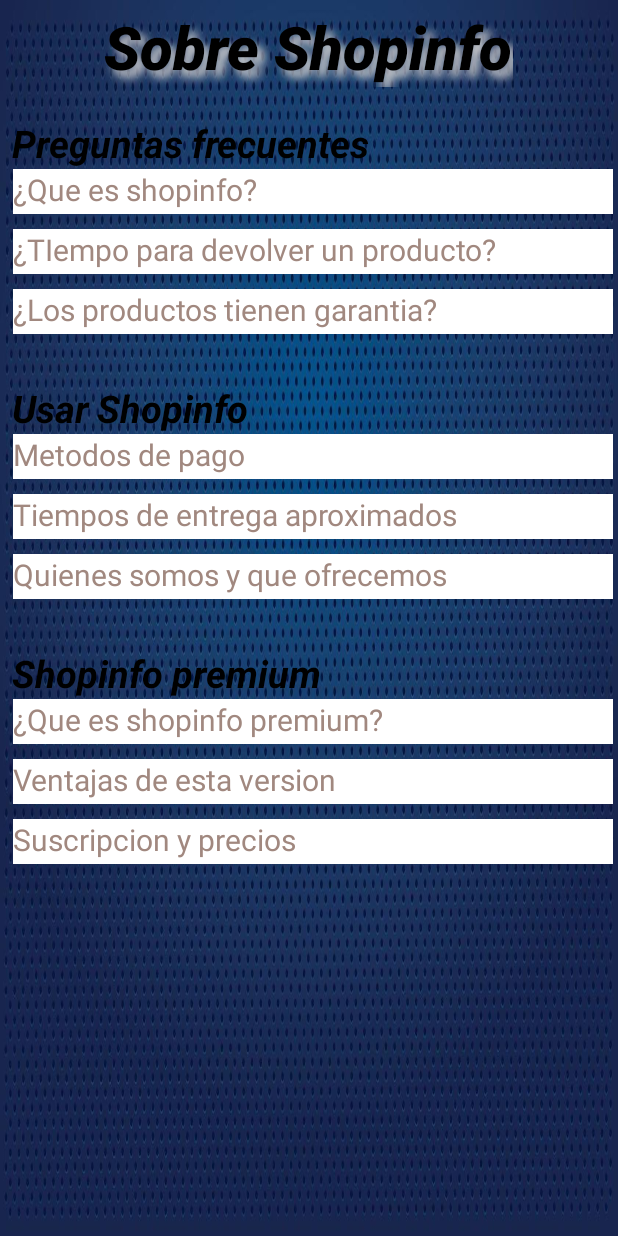
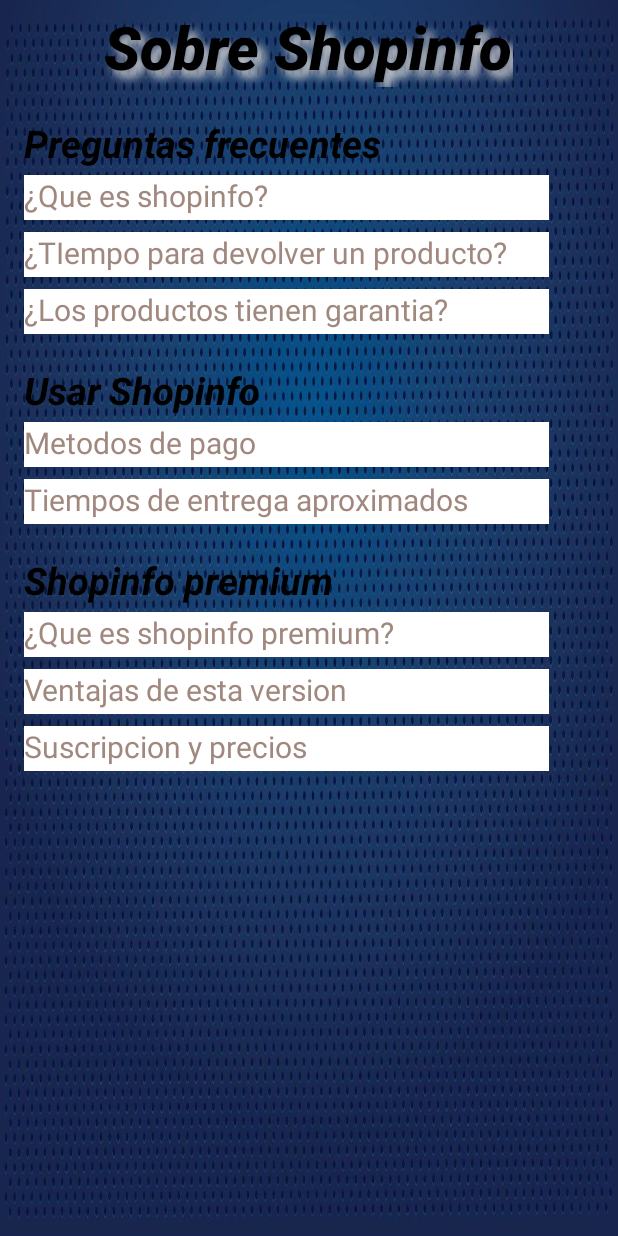
Before and after one commit to bucce2002/Proyecto_Tienda_Android, an Android app: the layout activity_ayuda.xml on its own in the app's theme, with its tools: preview values and no code run, on a phone screen of 412 x 824 dp. Run offline under Robolectric (Android 15) with nearby library versions, the phone set to English and light mode, and no system bars.

```diff
--- a/app/src/main/AndroidManifest.xml
+++ b/app/src/main/AndroidManifest.xml
@@ -13,7 +13,7 @@
         android:theme="@style/Theme.Proyecto_Android_Tienda_Informatica"
         android:usesCleartextTraffic="true">
         <activity
-            android:name=".AyudaActivity"
+            android:name=".LoginActivity"
             android:exported="false" />
         <activity
             android:name=".RegistroActivity"
@@ -22,7 +22,7 @@
             android:name=".PrincipalActivity"
             android:exported="true" />
         <activity
-            android:name=".LoginActivity"
+            android:name=".AyudaActivity"
             android:exported="true"
             android:theme="@style/splashTheme">
             <intent-filter>
--- a/app/src/main/res/layout/activity_ayuda.xml
+++ b/app/src/main/res/layout/activity_ayuda.xml
@@ -30,7 +30,7 @@
         android:id="@+id/textView2"
         android:layout_width="wrap_content"
         android:layout_height="wrap_content"
-        android:layout_marginStart="8dp"
+        android:layout_marginStart="16dp"
         android:layout_marginTop="20dp"
         android:text="@string/preguntas_frecuentes"
         android:textColor="#000000"
@@ -42,9 +42,10 @@
 
     <TextView
         android:id="@+id/textView3"
-        android:layout_width="400dp"
+        android:layout_width="350dp"
         android:layout_height="30dp"
         android:layout_marginStart="10dp"
+        android:layout_marginTop="4dp"
         android:layout_marginEnd="5dp"
         android:background="@color/white"
         android:hint="@string/que_es_shopinfo"
@@ -52,15 +53,16 @@
         android:textColorHint="#A1887F"
         android:textSize="20sp"
         app:layout_constraintEnd_toEndOf="parent"
+        app:layout_constraintHorizontal_bias="0.13"
         app:layout_constraintStart_toStartOf="parent"
         app:layout_constraintTop_toBottomOf="@+id/textView2" />
 
     <TextView
         android:id="@+id/textView4"
-        android:layout_width="400dp"
+        android:layout_width="350dp"
         android:layout_height="30dp"
         android:layout_marginStart="10dp"
-        android:layout_marginTop="10dp"
+        android:layout_marginTop="8dp"
         android:layout_marginEnd="5dp"
         android:background="@color/white"
         android:hint="@string/tiempo_para_devolver_un_producto"
@@ -68,15 +70,16 @@
         android:textColorHint="#A1887F"
         android:textSize="20sp"
         app:layout_constraintEnd_toEndOf="parent"
+        app:layout_constraintHorizontal_bias="0.13"
         app:layout_constraintStart_toStartOf="parent"
         app:layout_constraintTop_toBottomOf="@+id/textView3" />
 
     <TextView
         android:id="@+id/textView5"
-        android:layout_width="400dp"
+        android:layout_width="350dp"
         android:layout_height="30dp"
         android:layout_marginStart="10dp"
-        android:layout_marginTop="10dp"
+        android:layout_marginTop="8dp"
         android:layout_marginEnd="5dp"
         android:background="@color/white"
         android:hint="@string/los_productos_tienen_garantia"
@@ -84,6 +87,7 @@
         android:textColorHint="#A1887F"
         android:textSize="20sp"
         app:layout_constraintEnd_toEndOf="parent"
+        app:layout_constraintHorizontal_bias="0.13"
         app:layout_constraintStart_toStartOf="parent"
         app:layout_constraintTop_toBottomOf="@+id/textView4" />
 
@@ -91,8 +95,8 @@
         android:id="@+id/textView6"
         android:layout_width="wrap_content"
         android:layout_height="wrap_content"
-        android:layout_marginStart="8dp"
-        android:layout_marginTop="32dp"
+        android:layout_marginStart="16dp"
+        android:layout_marginTop="20dp"
         android:text="@string/usar_shopinfo"
         android:textColor="#000000"
         android:textSize="25sp"
@@ -103,9 +107,10 @@
 
     <TextView
         android:id="@+id/textView7"
-        android:layout_width="400dp"
+        android:layout_width="350dp"
         android:layout_height="30dp"
         android:layout_marginStart="10dp"
+        android:layout_marginTop="4dp"
         android:layout_marginEnd="5dp"
         android:background="@color/white"
         android:hint="@string/metodos_de_pago"
@@ -113,15 +118,16 @@
         android:textColorHint="#A1887F"
         android:textSize="20sp"
         app:layout_constraintEnd_toEndOf="parent"
+        app:layout_constraintHorizontal_bias="0.13"
         app:layout_constraintStart_toStartOf="parent"
         app:layout_constraintTop_toBottomOf="@+id/textView6" />
 
     <TextView
         android:id="@+id/textView8"
-        android:layout_width="400dp"
+        android:layout_width="350dp"
         android:layout_height="30dp"
         android:layout_marginStart="10dp"
-        android:layout_marginTop="10dp"
+        android:layout_marginTop="8dp"
         android:layout_marginEnd="5dp"
         android:background="@color/white"
         android:hint="@string/tiempos_de_entrega_aproximados"
@@ -129,44 +135,30 @@
         android:textColorHint="#A1887F"
         android:textSize="20sp"
         app:layout_constraintEnd_toEndOf="parent"
+        app:layout_constraintHorizontal_bias="0.13"
         app:layout_constraintStart_toStartOf="parent"
         app:layout_constraintTop_toBottomOf="@+id/textView7" />
-
-    <TextView
-        android:id="@+id/textView9"
-        android:layout_width="400dp"
-        android:layout_height="30dp"
-        android:layout_marginStart="10dp"
-        android:layout_marginTop="10dp"
-        android:layout_marginEnd="5dp"
-        android:background="@color/white"
-        android:hint="@string/quienes_somos_y_que_ofrecemos"
-        android:textAlignment="textStart"
-        android:textColorHint="#A1887F"
-        android:textSize="20sp"
-        app:layout_constraintEnd_toEndOf="parent"
-        app:layout_constraintStart_toStartOf="parent"
-        app:layout_constraintTop_toBottomOf="@+id/textView8" />
 
     <TextView
         android:id="@+id/textView10"
         android:layout_width="wrap_content"
         android:layout_height="wrap_content"
-        android:layout_marginStart="8dp"
-        android:layout_marginTop="32dp"
+        android:layout_marginStart="16dp"
+        android:layout_marginTop="20dp"
         android:text="@string/shopinfo_premium"
         android:textColor="#000000"
         android:textSize="25sp"
         android:textStyle="bold|italic"
         app:layout_constraintStart_toStartOf="parent"
-        app:layout_constraintTop_toBottomOf="@+id/textView9"
+        app:layout_constraintTop_toBottomOf="@+id/textView8"
         tools:ignore="TextContrastCheck" />
 
     <TextView
         android:id="@+id/textView11"
-        android:layout_width="400dp"
+        android:layout_width="350dp"
         android:layout_height="30dp"
         android:layout_marginStart="10dp"
+        android:layout_marginTop="4dp"
         android:layout_marginEnd="5dp"
         android:background="@color/white"
         android:hint="@string/que_es_shopinfo_premium"
@@ -174,15 +166,16 @@
         android:textColorHint="#A1887F"
         android:textSize="20sp"
         app:layout_constraintEnd_toEndOf="parent"
+        app:layout_constraintHorizontal_bias="0.13"
         app:layout_constraintStart_toStartOf="parent"
         app:layout_constraintTop_toBottomOf="@+id/textView10" />
 
     <TextView
         android:id="@+id/textView12"
-        android:layout_width="400dp"
+        android:layout_width="350dp"
         android:layout_height="30dp"
         android:layout_marginStart="10dp"
-        android:layout_marginTop="10dp"
+        android:layout_marginTop="8dp"
         android:layout_marginEnd="5dp"
         android:background="@color/white"
         android:hint="@string/ventajas_de_esta_version"
@@ -190,15 +183,16 @@
         android:textColorHint="#A1887F"
         android:textSize="20sp"
         app:layout_constraintEnd_toEndOf="parent"
+        app:layout_constraintHorizontal_bias="0.13"
         app:layout_constraintStart_toStartOf="parent"
         app:layout_constraintTop_toBottomOf="@+id/textView11" />
 
     <TextView
         android:id="@+id/textView13"
-        android:layout_width="400dp"
+        android:layout_width="350dp"
         android:layout_height="30dp"
         android:layout_marginStart="10dp"
-        android:layout_marginTop="10dp"
+        android:layout_marginTop="8dp"
         android:layout_marginEnd="5dp"
         android:background="@color/white"
         android:hint="@string/suscripcion_y_precios"
@@ -206,6 +200,7 @@
         android:textColorHint="#A1887F"
         android:textSize="20sp"
         app:layout_constraintEnd_toEndOf="parent"
+        app:layout_constraintHorizontal_bias="0.13"
         app:layout_constraintStart_toStartOf="parent"
         app:layout_constraintTop_toBottomOf="@+id/textView12" />
 </androidx.constraintlayout.widget.ConstraintLayout>
```
Also changed, not shown: app/src/main/java/pildorasinformaticas/com/mylogin/proyecto_android_tienda_informatica/AyudaActivity.java (+100 -0 lines).
